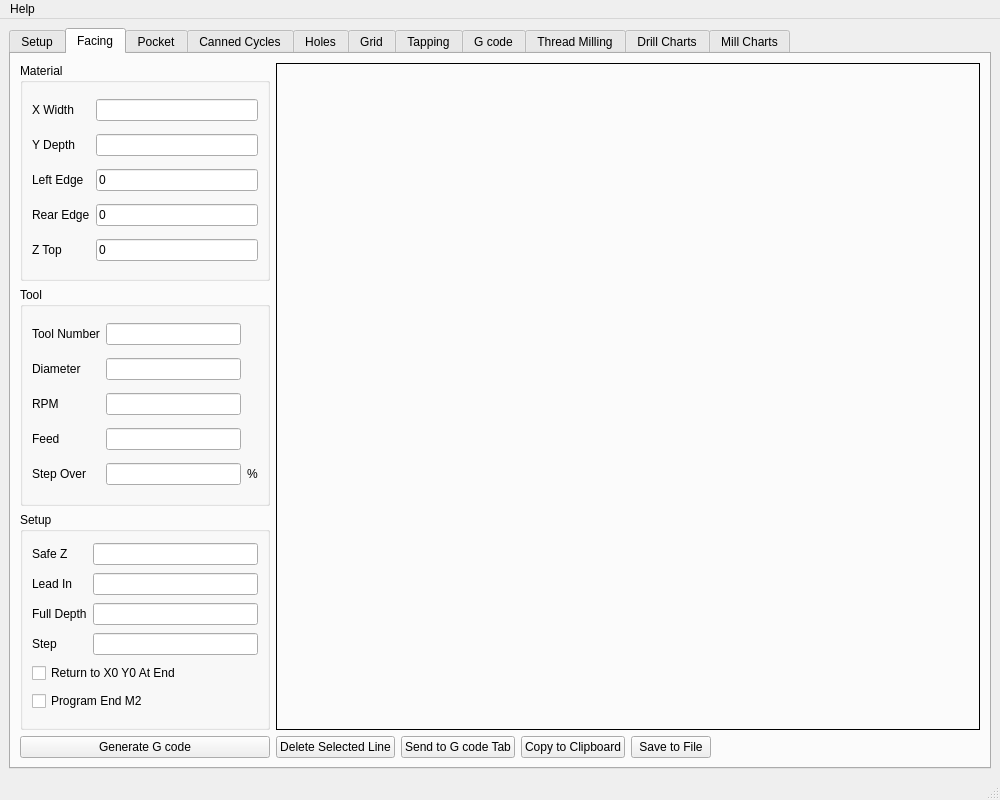
Above: gcode/src/gcode.ui from jethornton/gcode before the change. Below: the same form after it.
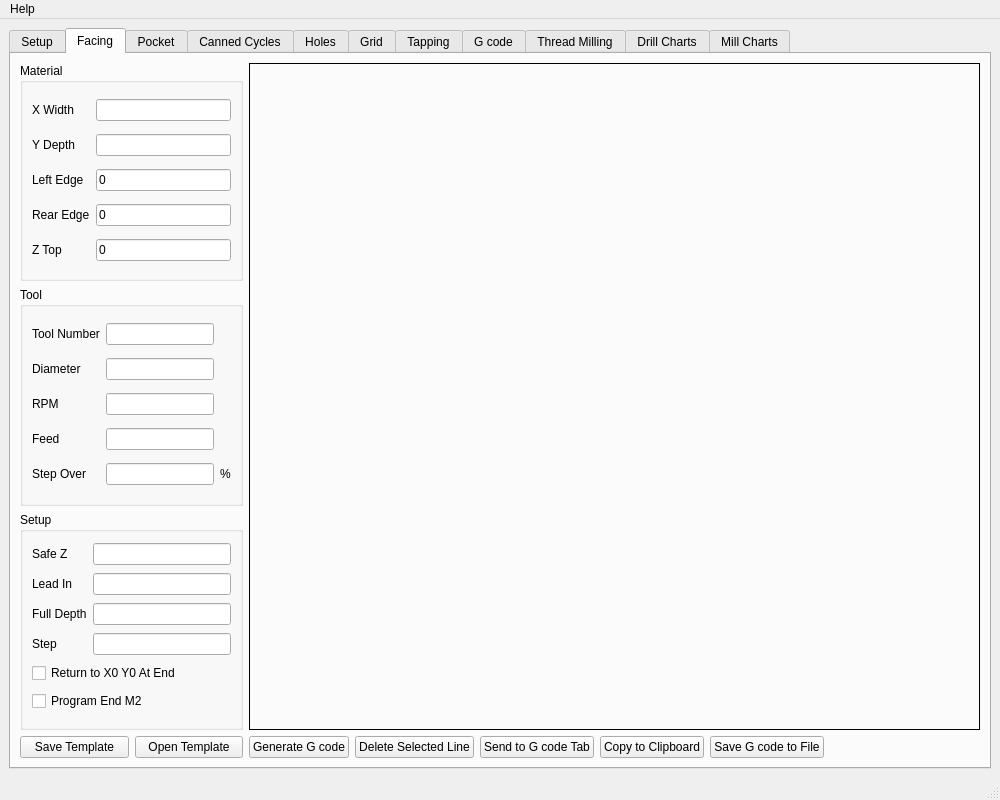
That is the form after the change. The open tabs and pages were chosen to show the change.

Commit message: add saving and opening facing template file

```diff
--- a/gcode/src/gcode.ui
+++ b/gcode/src/gcode.ui
@@ -308,218 +308,21 @@
         <string>Facing</string>
        </attribute>
        <layout class="QGridLayout" name="gridLayout_3">
-        <item row="0" column="0">
-         <widget class="QGroupBox" name="groupBox">
-          <property name="maximumSize">
-           <size>
-            <width>250</width>
-            <height>16777215</height>
-           </size>
-          </property>
-          <property name="title">
-           <string>Material</string>
-          </property>
-          <layout class="QGridLayout" name="gridLayout_2">
-           <item row="0" column="1">
-            <widget class="QLineEdit" name="faceWidthX">
-             <property name="text">
-              <string/>
-             </property>
-             <property name="name" stdset="0">
-              <string>X Width</string>
-             </property>
-            </widget>
-           </item>
-           <item row="0" column="0">
-            <widget class="QLabel" name="label">
-             <property name="text">
-              <string>X Width</string>
-             </property>
-            </widget>
-           </item>
-           <item row="1" column="0">
-            <widget class="QLabel" name="label_3">
-             <property name="text">
-              <string>Y Depth</string>
-             </property>
-            </widget>
-           </item>
-           <item row="1" column="1">
-            <widget class="QLineEdit" name="faceDepthY">
-             <property name="text">
-              <string/>
-             </property>
-             <property name="name" stdset="0">
-              <string>Y Depth</string>
-             </property>
-            </widget>
-           </item>
-           <item row="2" column="0">
-            <widget class="QLabel" name="label_6">
-             <property name="text">
-              <string>Left Edge</string>
-             </property>
-            </widget>
-           </item>
-           <item row="3" column="0">
-            <widget class="QLabel" name="label_8">
-             <property name="text">
-              <string>Rear Edge</string>
-             </property>
-            </widget>
-           </item>
-           <item row="2" column="1">
-            <widget class="QLineEdit" name="faceLeft">
-             <property name="text">
-              <string>0</string>
-             </property>
-             <property name="name" stdset="0">
-              <string>Left Edge</string>
-             </property>
-            </widget>
-           </item>
-           <item row="3" column="1">
-            <widget class="QLineEdit" name="faceRear">
-             <property name="text">
-              <string>0</string>
-             </property>
-             <property name="name" stdset="0">
-              <string>Rear Edge</string>
-             </property>
-            </widget>
-           </item>
-           <item row="4" column="0">
-            <widget class="QLabel" name="label_9">
-             <property name="text">
-              <string>Z Top</string>
-             </property>
-            </widget>
-           </item>
-           <item row="4" column="1">
-            <widget class="QLineEdit" name="faceTop">
-             <property name="text">
-              <string>0</string>
-             </property>
-             <property name="name" stdset="0">
-              <string>Top</string>
-             </property>
-            </widget>
-           </item>
-          </layout>
-         </widget>
-        </item>
-        <item row="3" column="0">
-         <widget class="QPushButton" name="faceGeneratePB">
-          <property name="text">
-           <string>Generate G code</string>
-          </property>
-         </widget>
-        </item>
-        <item row="1" column="0">
-         <widget class="QGroupBox" name="groupBox_2">
-          <property name="maximumSize">
-           <size>
-            <width>250</width>
-            <height>16777215</height>
-           </size>
-          </property>
-          <property name="title">
-           <string>Tool</string>
-          </property>
-          <layout class="QGridLayout" name="gridLayout_4">
-           <item row="1" column="0">
-            <widget class="QLabel" name="label_2">
-             <property name="text">
-              <string>Diameter</string>
-             </property>
-            </widget>
-           </item>
-           <item row="1" column="1">
-            <widget class="QLineEdit" name="faceToolDia">
-             <property name="text">
-              <string/>
-             </property>
-             <property name="name" stdset="0">
-              <string>Diameter</string>
-             </property>
-            </widget>
-           </item>
-           <item row="3" column="0">
-            <widget class="QLabel" name="label_5">
-             <property name="text">
-              <string>Feed</string>
-             </property>
-            </widget>
-           </item>
-           <item row="2" column="0">
-            <widget class="QLabel" name="label_4">
-             <property name="text">
-              <string>RPM</string>
-             </property>
-            </widget>
-           </item>
-           <item row="2" column="1">
-            <widget class="QLineEdit" name="faceRPM">
-             <property name="text">
-              <string/>
-             </property>
-             <property name="name" stdset="0">
-              <string>RPM</string>
-             </property>
-            </widget>
-           </item>
-           <item row="4" column="0">
-            <widget class="QLabel" name="label_7">
-             <property name="text">
-              <string>Step Over</string>
-             </property>
-            </widget>
-           </item>
-           <item row="3" column="1">
-            <widget class="QLineEdit" name="faceFeed">
-             <property name="text">
-              <string/>
-             </property>
-             <property name="name" stdset="0">
-              <string>Feed</string>
-             </property>
-            </widget>
-           </item>
-           <item row="4" column="1">
-            <widget class="QLineEdit" name="faceStep">
-             <property name="text">
-              <string/>
-             </property>
-             <property name="name" stdset="0">
-              <string>Step Over</string>
-             </property>
-            </widget>
-           </item>
-           <item row="4" column="2">
-            <widget class="QLabel" name="label_11">
-             <property name="text">
-              <string>%</string>
-             </property>
-            </widget>
-           </item>
-           <item row="0" column="0">
-            <widget class="QLabel" name="label_14">
-             <property name="text">
-              <string>Tool Number</string>
-             </property>
-            </widget>
-           </item>
-           <item row="0" column="1">
-            <widget class="QLineEdit" name="faceTool">
-             <property name="name" stdset="0">
-              <string>Tool Number</string>
-             </property>
-            </widget>
-           </item>
-          </layout>
-         </widget>
-        </item>
         <item row="3" column="5">
+         <widget class="QPushButton" name="faceSendPB">
+          <property name="text">
+           <string>Send to G code Tab</string>
+          </property>
+         </widget>
+        </item>
+        <item row="3" column="4">
+         <widget class="QPushButton" name="faceRemovePB">
+          <property name="text">
+           <string>Delete Selected Line</string>
+          </property>
+         </widget>
+        </item>
+        <item row="3" column="8">
          <spacer name="horizontalSpacer">
           <property name="orientation">
            <enum>Qt::Horizontal</enum>
@@ -532,14 +335,52 @@
           </property>
          </spacer>
         </item>
-        <item row="3" column="3">
+        <item row="3" column="6">
          <widget class="QPushButton" name="faceCopyPB">
           <property name="text">
            <string>Copy to Clipboard</string>
           </property>
          </widget>
         </item>
-        <item row="2" column="0">
+        <item row="3" column="0">
+         <widget class="QPushButton" name="faceSaveTemplatePB">
+          <property name="text">
+           <string>Save Template</string>
+          </property>
+         </widget>
+        </item>
+        <item row="3" column="1">
+         <widget class="QPushButton" name="faceOpenTemplatePB">
+          <property name="text">
+           <string>Open Template</string>
+          </property>
+         </widget>
+        </item>
+        <item row="3" column="7">
+         <widget class="QPushButton" name="faceSavePB">
+          <property name="text">
+           <string>Save G code to File</string>
+          </property>
+         </widget>
+        </item>
+        <item row="3" column="3">
+         <widget class="QPushButton" name="faceGeneratePB">
+          <property name="text">
+           <string>Generate G code</string>
+          </property>
+         </widget>
+        </item>
+        <item row="0" column="3" rowspan="3" colspan="6">
+         <widget class="QFrame" name="faceingFM">
+          <property name="frameShape">
+           <enum>QFrame::Box</enum>
+          </property>
+          <property name="frameShadow">
+           <enum>QFrame::Plain</enum>
+          </property>
+         </widget>
+        </item>
+        <item row="2" column="0" colspan="2">
          <widget class="QGroupBox" name="groupBox_3">
           <property name="maximumSize">
            <size>
@@ -627,35 +468,208 @@
           </layout>
          </widget>
         </item>
-        <item row="3" column="4">
-         <widget class="QPushButton" name="faceSavePB">
-          <property name="text">
-           <string>Save to File</string>
+        <item row="1" column="0" colspan="2">
+         <widget class="QGroupBox" name="groupBox_2">
+          <property name="maximumSize">
+           <size>
+            <width>250</width>
+            <height>16777215</height>
+           </size>
           </property>
-         </widget>
-        </item>
-        <item row="3" column="2">
-         <widget class="QPushButton" name="faceSendPB">
-          <property name="text">
-           <string>Send to G code Tab</string>
+          <property name="title">
+           <string>Tool</string>
           </property>
+          <layout class="QGridLayout" name="gridLayout_4">
+           <item row="1" column="0">
+            <widget class="QLabel" name="label_2">
+             <property name="text">
+              <string>Diameter</string>
+             </property>
+            </widget>
+           </item>
+           <item row="1" column="1">
+            <widget class="QLineEdit" name="faceToolDia">
+             <property name="text">
+              <string/>
+             </property>
+             <property name="name" stdset="0">
+              <string>Diameter</string>
+             </property>
+            </widget>
+           </item>
+           <item row="3" column="0">
+            <widget class="QLabel" name="label_5">
+             <property name="text">
+              <string>Feed</string>
+             </property>
+            </widget>
+           </item>
+           <item row="2" column="0">
+            <widget class="QLabel" name="label_4">
+             <property name="text">
+              <string>RPM</string>
+             </property>
+            </widget>
+           </item>
+           <item row="2" column="1">
+            <widget class="QLineEdit" name="faceRPM">
+             <property name="text">
+              <string/>
+             </property>
+             <property name="name" stdset="0">
+              <string>RPM</string>
+             </property>
+            </widget>
+           </item>
+           <item row="4" column="0">
+            <widget class="QLabel" name="label_7">
+             <property name="text">
+              <string>Step Over</string>
+             </property>
+            </widget>
+           </item>
+           <item row="3" column="1">
+            <widget class="QLineEdit" name="faceFeed">
+             <property name="text">
+              <string/>
+             </property>
+             <property name="name" stdset="0">
+              <string>Feed</string>
+             </property>
+            </widget>
+           </item>
+           <item row="4" column="1">
+            <widget class="QLineEdit" name="faceStep">
+             <property name="text">
+              <string/>
+             </property>
+             <property name="name" stdset="0">
+              <string>Step Over</string>
+             </property>
+            </widget>
+           </item>
+           <item row="4" column="2">
+            <widget class="QLabel" name="label_11">
+             <property name="text">
+              <string>%</string>
+             </property>
+            </widget>
+           </item>
+           <item row="0" column="0">
+            <widget class="QLabel" name="label_14">
+             <property name="text">
+              <string>Tool Number</string>
+             </property>
+            </widget>
+           </item>
+           <item row="0" column="1">
+            <widget class="QLineEdit" name="faceTool">
+             <property name="name" stdset="0">
+              <string>Tool Number</string>
+             </property>
+            </widget>
+           </item>
+          </layout>
          </widget>
         </item>
-        <item row="3" column="1">
-         <widget class="QPushButton" name="faceRemovePB">
-          <property name="text">
-           <string>Delete Selected Line</string>
+        <item row="0" column="0" colspan="2">
+         <widget class="QGroupBox" name="groupBox">
+          <property name="maximumSize">
+           <size>
+            <width>250</width>
+            <height>16777215</height>
+           </size>
           </property>
-         </widget>
-        </item>
-        <item row="0" column="1" rowspan="3" colspan="5">
-         <widget class="QFrame" name="faceingFM">
-          <property name="frameShape">
-           <enum>QFrame::Box</enum>
+          <property name="title">
+           <string>Material</string>
           </property>
-          <property name="frameShadow">
-           <enum>QFrame::Plain</enum>
-          </property>
+          <layout class="QGridLayout" name="gridLayout_2">
+           <item row="0" column="1">
+            <widget class="QLineEdit" name="faceWidthX">
+             <property name="text">
+              <string/>
+             </property>
+             <property name="name" stdset="0">
+              <string>X Width</string>
+             </property>
+            </widget>
+           </item>
+           <item row="0" column="0">
+            <widget class="QLabel" name="label">
+             <property name="text">
+              <string>X Width</string>
+             </property>
+            </widget>
+           </item>
+           <item row="1" column="0">
+            <widget class="QLabel" name="label_3">
+             <property name="text">
+              <string>Y Depth</string>
+             </property>
+            </widget>
+           </item>
+           <item row="1" column="1">
+            <widget class="QLineEdit" name="faceDepthY">
+             <property name="text">
+              <string/>
+             </property>
+             <property name="name" stdset="0">
+              <string>Y Depth</string>
+             </property>
+            </widget>
+           </item>
+           <item row="2" column="0">
+            <widget class="QLabel" name="label_6">
+             <property name="text">
+              <string>Left Edge</string>
+             </property>
+            </widget>
+           </item>
+           <item row="3" column="0">
+            <widget class="QLabel" name="label_8">
+             <property name="text">
+              <string>Rear Edge</string>
+             </property>
+            </widget>
+           </item>
+           <item row="2" column="1">
+            <widget class="QLineEdit" name="faceLeft">
+             <property name="text">
+              <string>0</string>
+             </property>
+             <property name="name" stdset="0">
+              <string>Left Edge</string>
+             </property>
+            </widget>
+           </item>
+           <item row="3" column="1">
+            <widget class="QLineEdit" name="faceRear">
+             <property name="text">
+              <string>0</string>
+             </property>
+             <property name="name" stdset="0">
+              <string>Rear Edge</string>
+             </property>
+            </widget>
+           </item>
+           <item row="4" column="0">
+            <widget class="QLabel" name="label_9">
+             <property name="text">
+              <string>Z Top</string>
+             </property>
+            </widget>
+           </item>
+           <item row="4" column="1">
+            <widget class="QLineEdit" name="faceTop">
+             <property name="text">
+              <string>0</string>
+             </property>
+             <property name="name" stdset="0">
+              <string>Top</string>
+             </property>
+            </widget>
+           </item>
+          </layout>
          </widget>
         </item>
        </layout>
```
Left out of the diff: 1 changed line with no effect on the pictures. The commit also changes 5 other files.
